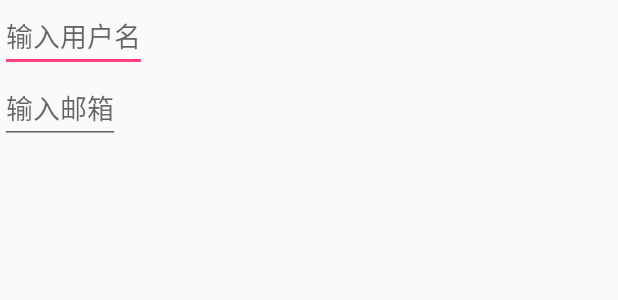
After one commit to gsc1234567890woshishui/Demo, an Android app: the layout form.xml on its own in the app's theme, with its tools: preview values and no code run, on a phone screen of 412 x 824 dp. The commit adds this screen. Shown: the top 300 px of the screen. Run offline under Robolectric (Android 15) with nearby library versions, the phone set to English and light mode, and no system bars.

Commit message:
第三方表单验证库学习

```diff
--- a/MyplayerDemo/app/build.gradle
+++ b/MyplayerDemo/app/build.gradle
@@ -35,9 +35,8 @@ dependencies {
     compile 'com.google.zxing:core:3.3.0'
     compile 'fm.jiecao:jiecaovideoplayer:5.5.2'
     compile 'org.xutils:xutils:3.3.42'
-
     compile 'com.google.dagger:dagger:2.0.2'
     apt 'com.google.dagger:dagger-compiler:2.0.2'
     compile 'org.glassfish:javax.annotation:10.0-b28'
-
+    compile project(':library')
 }
--- a/MyplayerDemo/app/src/main/AndroidManifest.xml
+++ b/MyplayerDemo/app/src/main/AndroidManifest.xml
@@ -41,6 +41,8 @@
         <activity android:name=".activitys.ThirdCenter"></activity>
         <activity android:name=".activitys.AddPage"></activity>
         <activity android:name=".activitys.MakeQrbitmap1"></activity>
+        <!---表单验证库页面-->
+        <activity android:name=".forms.FormAct"></activity>
     </application>
 
 </manifest>
--- /dev/null
+++ b/MyplayerDemo/app/src/main/res/layout/form.xml
@@ -0,0 +1,15 @@
+<?xml version="1.0" encoding="utf-8"?>
+<LinearLayout xmlns:android="http://schemas.android.com/apk/res/android"
+    android:orientation="vertical" android:layout_width="match_parent"
+    android:layout_height="match_parent">
+    <EditText
+        android:layout_width="wrap_content"
+        android:layout_height="wrap_content"
+        android:hint="输入用户名"
+        android:id="@+id/et"/>
+    <EditText
+        android:layout_width="wrap_content"
+        android:layout_height="wrap_content"
+        android:hint="输入邮箱"
+        android:id="@+id/et_emal"/>
+</LinearLayout>
--- a/MyplayerDemo/app/src/main/res/values/strings.xml
+++ b/MyplayerDemo/app/src/main/res/values/strings.xml
@@ -1,3 +1,5 @@
 <resources>
     <string name="app_name">视频播放器</string>
+    <string name="name" >输入不能为空</string>
+    <string name="email" >输入必须为邮箱</string>
 </resources>
```
Also changed, not shown: MyplayerDemo/app/src/main/java/com/example/administrator/myplayerdemo/activitys/MainListAct.java (+5 -3 lines), MyplayerDemo/app/src/main/java/com/example/administrator/myplayerdemo/forms/BaseAct.java (added, +25 -0 lines), MyplayerDemo/app/src/main/java/com/example/administrator/myplayerdemo/forms/FormAct.java (added, +60 -0 lines), 1 other file.
